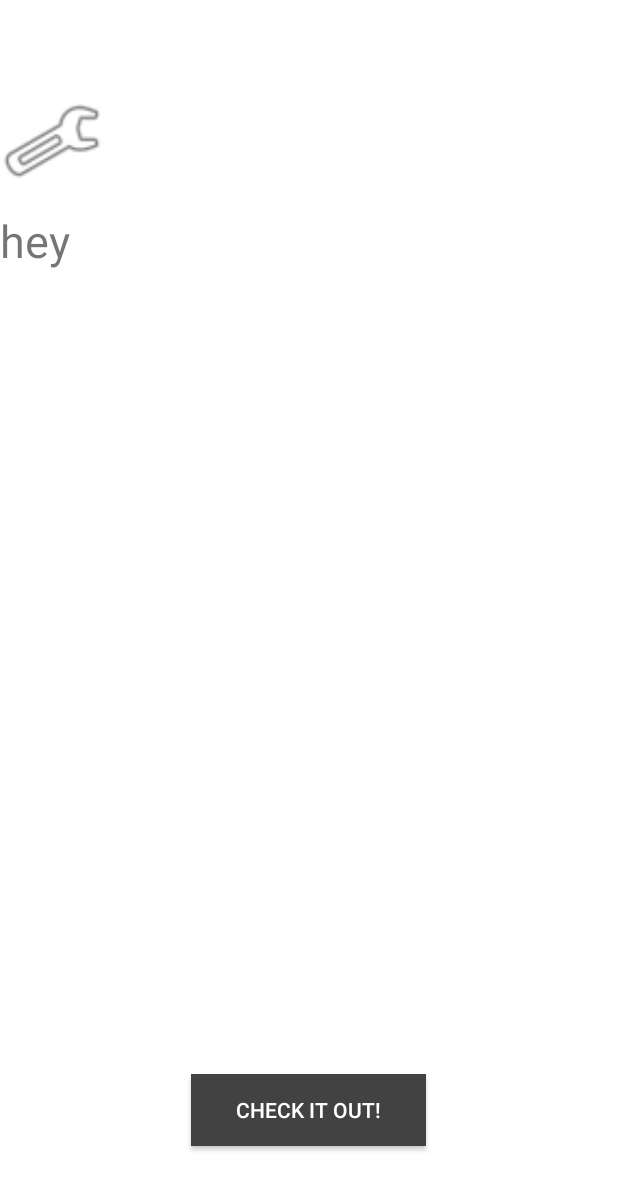
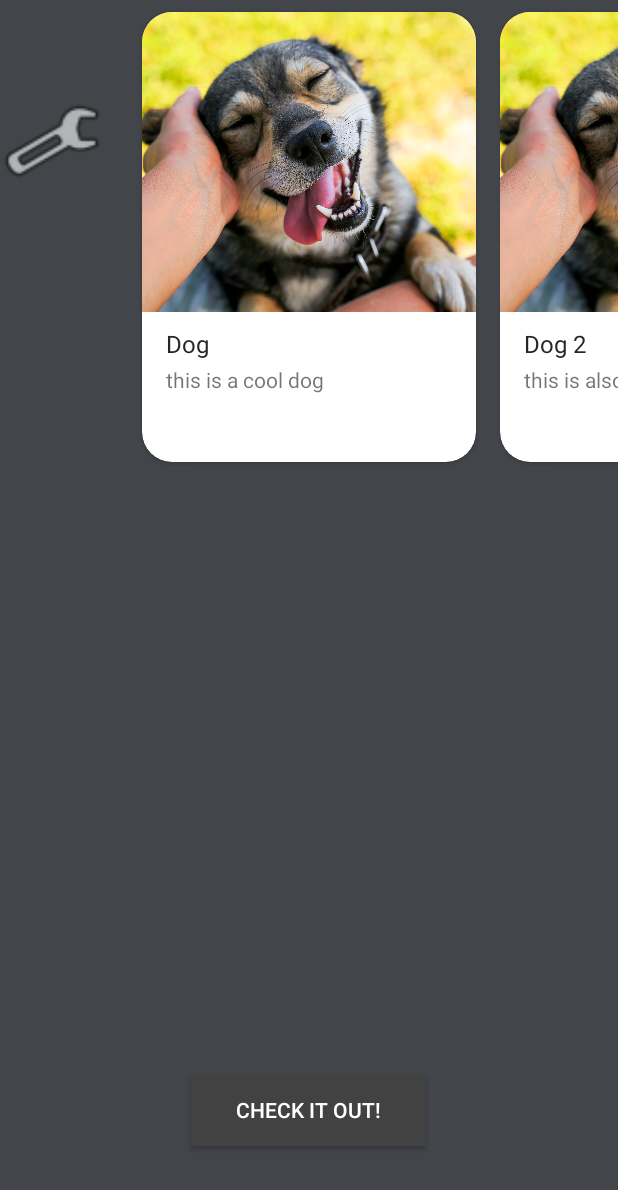
Before and after one commit to Vaannelies/Fune, an Android app: the screen it shows after launch (HomeActivity), on a phone screen of 412 x 824 dp. Shown: the top 1190 px of the screen. Run offline under Robolectric (Android 15) with nearby library versions, the phone set to English and light mode, and no system bars.

Commit message:
ViewPager werkt

```diff
--- a/app/src/main/java/nl/hr/annelies/fune/HomeActivity.java
+++ b/app/src/main/java/nl/hr/annelies/fune/HomeActivity.java
@@ -27,6 +27,50 @@ public class HomeActivity extends AppCompatActivity {
         models = new ArrayList<>();
         models.add(new CardModel(R.drawable.dog, "Dog", "this is a cool dog"));
         models.add(new CardModel(R.drawable.dog, "Dog 2", "this is also a cool dog"));
+
+        adapter = new Adapter(models, this);
+
+        viewPager = findViewById(R.id.viewPager);
+        viewPager.setAdapter(adapter);
+        viewPager.setPadding(130, 0, 130, 0);
+
+        Integer[] colors_temp =  {
+                getResources().getColor(R.color.color1),
+                getResources().getColor(R.color.color2),
+                getResources().getColor(R.color.color3),
+                getResources().getColor(R.color.color4)
+        };
+
+        colors = colors_temp;
+
+        viewPager.setOnPageChangeListener(new ViewPager.OnPageChangeListener() {
+            @Override
+            public void onPageScrolled(int position, float positionOffset, int positionOffsetPixels) {
+                if (position < (adapter.getCount() -1) && position < (colors.length - 1)) {
+                    viewPager.setBackgroundColor(
+                            (Integer) argbEvaluator.evaluate(
+                                    positionOffset,
+                                    colors[position],
+                                    colors[position + 1]
+                            )
+                    );
+                }
+
+                else {
+                    viewPager.setBackgroundColor(colors[colors.length - 1]);
+                }
+            }
+
+            @Override
+            public void onPageSelected(int position) {
+
+            }
+
+            @Override
+            public void onPageScrollStateChanged(int state) {
+
+            }
+        });
     }
 
     public void settings(View view) {
--- a/app/src/main/res/values/colors.xml
+++ b/app/src/main/res/values/colors.xml
@@ -3,4 +3,8 @@
     <color name="colorPrimary">#6200EE</color>
     <color name="colorPrimaryDark">#3700B3</color>
     <color name="colorAccent">#03DAC5</color>
+    <color name="color1">#424549</color>
+    <color name="color2">#7e455e</color>
+    <color name="color3">#796e25</color>
+    <color name="color4">#59717c</color>
 </resources>
```
